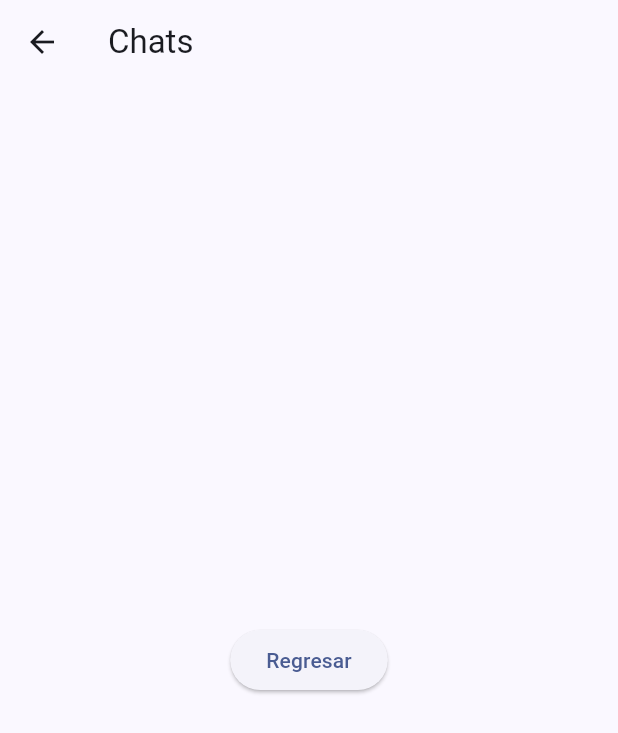
After one commit to josedmagdalenod/flutter, a Flutter app: the SecondRoute screen opened directly, on a phone screen of 412 x 824 dp. The commit adds this screen. Shown: the top 733 px of the screen. Run offline on Flutter 3.47's test engine with Material 3 defaults, Android fonts, the phone set to English and light mode, and no system bars.

Commit message:
secound_route

```diff
--- /dev/null
+++ b/lib/second_route.dart
@@ -0,0 +1,23 @@
+import 'package:flutter/material.dart';
+
+class SecondRoute extends StatelessWidget {
+  const SecondRoute({super.key});
+
+  @override
+  Widget build(BuildContext context) {
+    return Scaffold(
+      appBar: AppBar(
+        title: const Text('Chats'),
+      ),
+      body: Center(
+        child: ElevatedButton(
+          onPressed: () {
+            // Esto te regresa a la pantalla anterior
+            Navigator.pop(context);
+          },
+          child: const Text('Regresar'),
+        ),
+      ),
+    );
+  }
+}
```
Also changed, not shown: lib/main.dart (+12 -1 lines).
